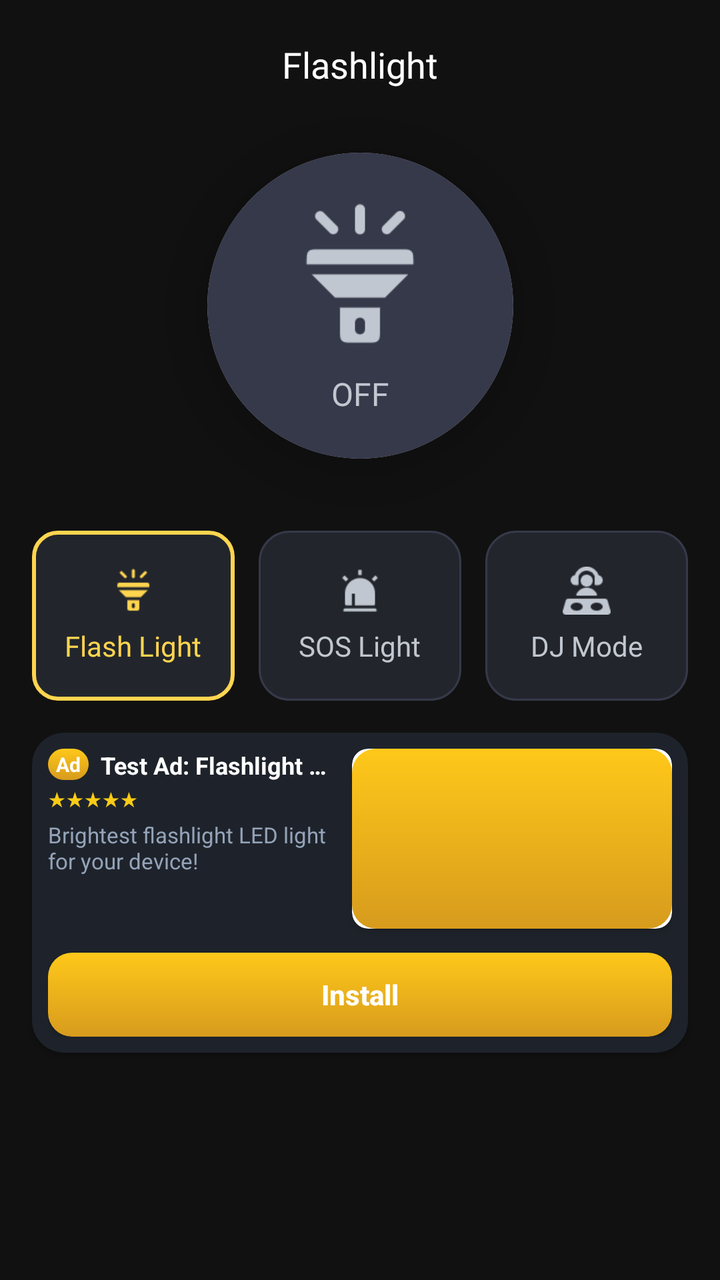
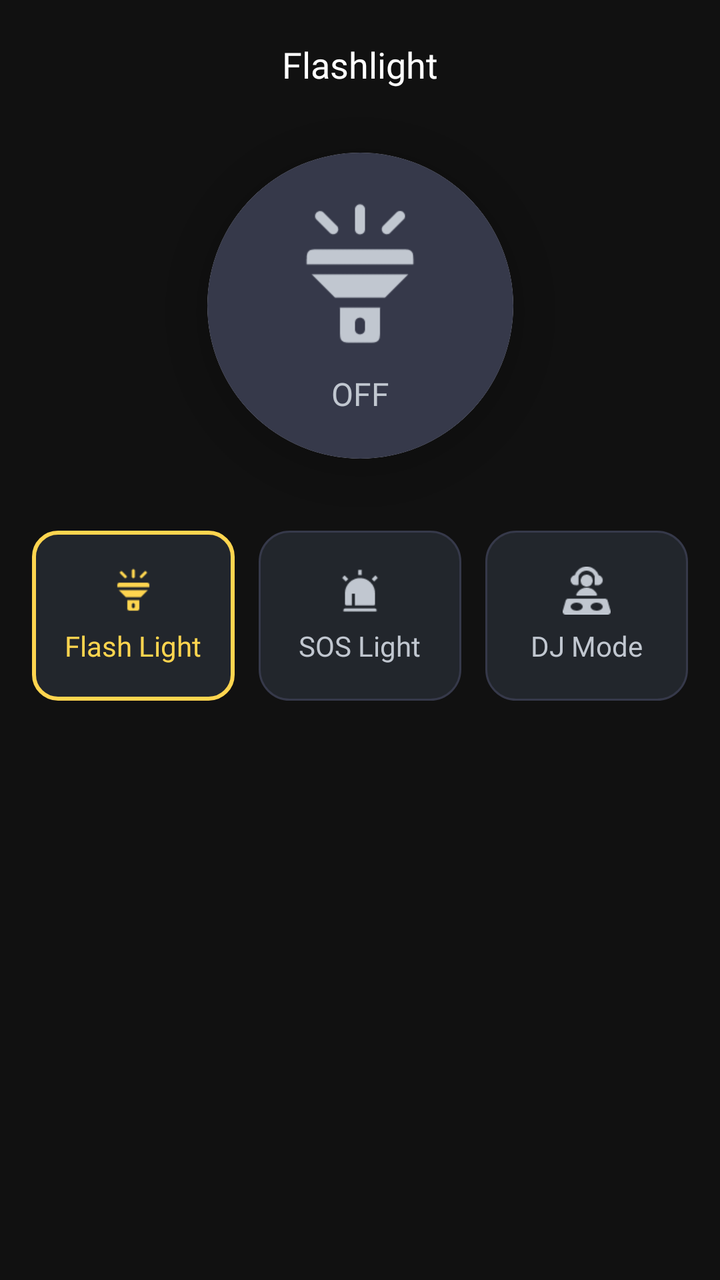

Compare the two renders of this Android layout. The source of the first and the diff that turns it into the second are given below.
<!-- AndroidManifest.xml: application theme Theme.Flashlight -->
<!-- res/layout/fragment_flashlight.xml -->
<?xml version="1.0" encoding="utf-8"?>
<androidx.constraintlayout.widget.ConstraintLayout
    xmlns:android="http://schemas.android.com/apk/res/android"
    xmlns:app="http://schemas.android.com/apk/res-auto"
    xmlns:tools="http://schemas.android.com/tools"
    android:layout_width="match_parent"
    android:layout_height="match_parent"
    android:background="#111111">

    
    <TextView
        android:id="@+id/tvTitle"
        android:layout_width="wrap_content"
        android:layout_height="wrap_content"
        android:layout_marginTop="20dp"
        android:text="Flashlight"
        android:textColor="#FFFFFF"
        android:textSize="18sp"
        android:fontFamily="@font/plus_jakarta_sans_semibold"
        app:layout_constraintEnd_toEndOf="parent"
        app:layout_constraintStart_toStartOf="parent"
        app:layout_constraintTop_toTopOf="parent" />

    
    <androidx.cardview.widget.CardView
        android:id="@+id/btnPower"
        android:layout_width="@dimen/_153dp"
        android:layout_height="@dimen/_153dp"
        android:layout_marginTop="32dp"
        android:clickable="true"
        android:focusable="true"
        android:foreground="?attr/selectableItemBackgroundBorderless"
        app:cardCornerRadius="80dp"
        app:cardElevation="10dp"
        app:layout_constraintEnd_toEndOf="parent"
        app:layout_constraintStart_toStartOf="parent"
        app:layout_constraintTop_toBottomOf="@id/tvTitle">

        <LinearLayout
            android:id="@+id/powerBackground"
            android:layout_width="@dimen/_153dp"
            android:layout_height="@dimen/_153dp"
            android:background="#36394A"
            android:gravity="center"
            android:orientation="vertical">

            <ImageView
                android:id="@+id/ivPowerIcon"
                android:layout_width="80dp"
                android:layout_height="80dp"
                android:src="@drawable/ic_flash_off"
                app:tint="@color/bg_no_select_btn" />

            <TextView
                android:id="@+id/tvPowerStatus"
                android:layout_width="wrap_content"
                android:layout_height="wrap_content"
                android:layout_marginTop="8dp"
                android:text="OFF"
                android:fontFamily="@font/plus_jakarta_sans_semibold"
                android:textColor="@color/bg_no_select_btn"
                android:textSize="16sp" />
        </LinearLayout>
    </androidx.cardview.widget.CardView>

    
    <LinearLayout
        android:id="@+id/layoutModes"
        android:layout_width="match_parent"
        android:layout_height="wrap_content"
        android:layout_marginStart="16dp"
        android:layout_marginTop="36dp"
        android:layout_marginEnd="16dp"
        android:baselineAligned="false"
        android:orientation="horizontal"
        android:weightSum="3"
        app:layout_constraintTop_toBottomOf="@id/btnPower">

        
        <LinearLayout
            android:id="@+id/btnModeFlash"
            android:layout_width="0dp"
            android:layout_height="85dp"
            android:layout_marginEnd="8dp"
            android:layout_weight="1"
            android:background="@drawable/bg_btn_flash"
            android:gravity="center"
            android:orientation="vertical">

            <ImageView
                android:id="@+id/ivModeFlash"
                android:layout_width="24dp"
                android:layout_height="24dp"
                android:src="@drawable/ic_flash_mini"
                app:tint="@color/bg_yellow_switch" />

            <TextView
                android:id="@+id/tvModeFlash"
                android:layout_width="wrap_content"
                android:layout_height="wrap_content"
                android:layout_marginTop="6dp"
                android:text="Flash Light"
                android:fontFamily="@font/plus_jakarta_sans_medium"
                android:textColor="@color/bg_yellow_switch"
                android:textSize="14sp" />
        </LinearLayout>

        
        <LinearLayout
            android:id="@+id/btnModeSos"
            android:layout_width="0dp"
            android:layout_height="85dp"
            android:layout_marginHorizontal="4dp"
            android:layout_weight="1"
            android:background="@drawable/bg_no_internet_card"
            android:gravity="center"
            android:orientation="vertical">

            <ImageView
                android:id="@+id/ivModeSos"
                android:layout_width="24dp"
                android:layout_height="24dp"
                android:src="@drawable/ic_sos"
                app:tint="@color/bg_no_select_btn" />

            <TextView
                android:id="@+id/tvModeSos"
                android:layout_width="wrap_content"
                android:layout_height="wrap_content"
                android:layout_marginTop="6dp"
                android:text="SOS Light"
                android:fontFamily="@font/plus_jakarta_sans_medium"
                android:textColor="@color/bg_no_select_btn"
                android:textSize="14sp" />
        </LinearLayout>

        
        <LinearLayout
            android:id="@+id/btnModeDj"
            android:layout_width="0dp"
            android:layout_height="85dp"
            android:layout_marginStart="8dp"
            android:layout_weight="1"
            android:background="@drawable/bg_no_internet_card"
            android:gravity="center"
            android:orientation="vertical">

            <ImageView
                android:id="@+id/ivModeDj"
                android:layout_width="24dp"
                android:layout_height="24dp"
                android:src="@drawable/ic_dj_mode"
                app:tint="@color/bg_no_select_btn" />

            <TextView
                android:id="@+id/tvModeDj"
                android:layout_width="wrap_content"
                android:layout_height="wrap_content"
                android:layout_marginTop="6dp"
                android:text="DJ Mode"
                android:fontFamily="@font/plus_jakarta_sans_medium"
                android:textColor="@color/bg_no_select_btn"
                android:textSize="14sp" />
        </LinearLayout>
    </LinearLayout>

    
    <androidx.cardview.widget.CardView
        android:id="@+id/cardNativeAd"
        android:layout_width="0dp"
        android:layout_height="wrap_content"
        android:layout_margin="16dp"
        app:cardBackgroundColor="#1E232B"
        app:cardCornerRadius="16dp"
        app:cardElevation="2dp"
        app:layout_constraintEnd_toEndOf="parent"
        app:layout_constraintStart_toStartOf="parent"
        app:layout_constraintTop_toBottomOf="@id/layoutModes">

        <androidx.constraintlayout.widget.ConstraintLayout
            android:layout_width="match_parent"
            android:layout_height="wrap_content"
            android:padding="8dp"
            tools:ignore="RtlSymmetry">

            
            <TextView
                android:id="@+id/tvAdTag"
                android:layout_width="wrap_content"
                android:layout_height="wrap_content"
                android:background="@drawable/bg_yelllow_btn"
                android:paddingHorizontal="4dp"
                android:paddingVertical="1dp"
                android:text="Ad"
                android:textColor="#FFFFFF"
                android:textSize="10sp"
                android:textStyle="bold"
                app:layout_constraintStart_toStartOf="parent"
                app:layout_constraintTop_toTopOf="parent" />

            <TextView
                android:id="@+id/tvAdHeadline"
                android:layout_width="0dp"
                android:layout_height="wrap_content"
                android:layout_marginStart="6dp"
                android:layout_marginEnd="8dp"
                android:ellipsize="end"
                android:maxLines="1"
                android:text="Test Ad: Flashlight App"
                android:textColor="#FFFFFF"
                android:textSize="12sp"
                android:textStyle="bold"
                app:layout_constraintBottom_toBottomOf="@id/tvAdTag"
                app:layout_constraintEnd_toStartOf="@id/ivAdMedia"
                app:layout_constraintStart_toEndOf="@id/tvAdTag"
                app:layout_constraintTop_toTopOf="@id/tvAdTag" />

            <TextView
                android:id="@+id/tvAdRating"
                android:layout_width="0dp"
                android:layout_height="wrap_content"
                android:layout_marginTop="2dp"
                android:text="★★★★★"
                android:textColor="#FACC15"
                android:textSize="10sp"
                app:layout_constraintEnd_toEndOf="@id/tvAdHeadline"
                app:layout_constraintStart_toStartOf="parent"
                app:layout_constraintTop_toBottomOf="@id/tvAdTag" />

            <TextView
                android:id="@+id/tvAdBody"
                android:layout_width="0dp"
                android:layout_height="wrap_content"
                android:layout_marginTop="4dp"
                android:ellipsize="end"
                android:maxLines="3"
                android:text="Brightest flashlight LED light for your device!"
                android:textColor="#94A3B8"
                android:textSize="11sp"
                app:layout_constraintEnd_toEndOf="@id/tvAdHeadline"
                app:layout_constraintStart_toStartOf="parent"
                app:layout_constraintTop_toBottomOf="@id/tvAdRating" />

            
            <androidx.cardview.widget.CardView
                android:id="@+id/ivAdMedia"
                android:layout_width="160dp"
                android:layout_height="90dp"
                app:cardCornerRadius="8dp"
                app:layout_constraintEnd_toEndOf="parent"
                app:layout_constraintTop_toTopOf="parent">

                <ImageView
                    android:layout_width="match_parent"
                    android:layout_height="match_parent"
                    android:scaleType="centerCrop"
                    android:src="@drawable/bg_yelllow_btn" />
            </androidx.cardview.widget.CardView>

            
            <androidx.appcompat.widget.AppCompatButton
                android:id="@+id/btnAdCta"
                android:layout_width="match_parent"
                android:layout_height="42dp"
                android:layout_marginTop="12dp"
                android:background="@drawable/bg_yelllow_btn"
                android:text="Install"
                android:textAllCaps="false"
                android:textColor="#FFFFFF"
                android:textSize="14sp"
                android:textStyle="bold"
                app:layout_constraintTop_toBottomOf="@id/ivAdMedia" />
        </androidx.constraintlayout.widget.ConstraintLayout>
    </androidx.cardview.widget.CardView>

</androidx.constraintlayout.widget.ConstraintLayout>
<!-- resources referenced by this layout -->
<resources>
  <color name="bg_no_select_btn">#FFC1C7D0</color>
  <color name="bg_yellow_switch">#FFFFD54F</color>
  <dimen name="_153dp">153dp</dimen>
  <!-- drawable bg_btn_flash (drawable) -->
  <?xml version="1.0" encoding="utf-8"?>
  <shape xmlns:android="http://schemas.android.com/apk/res/android"
      android:shape="rectangle">
  
      
      <solid android:color="#22262C" />
  
      
      <corners android:radius="12dp"/>
  
      <stroke android:width="2dp"
          android:color="@color/bg_yellow_switch"/>
  
  </shape>
  <!-- drawable bg_no_internet_card (drawable) -->
  <?xml version="1.0" encoding="utf-8"?>
  <shape xmlns:android="http://schemas.android.com/apk/res/android"
      android:shape="rectangle">
  
      
      <solid android:color="#22262C" />
  
      
      <corners android:radius="15dp"/>
  
      <stroke
          android:color="#36394A"
          android:width="1dp"/>
  
  </shape>
  <!-- drawable bg_yelllow_btn (drawable) -->
  <?xml version="1.0" encoding="utf-8"?>
  <shape xmlns:android="http://schemas.android.com/apk/res/android">
      <gradient
          android:angle="270"
          android:startColor="#FFFFC81A"
          android:endColor="#FFD79B1D" />
  
      <corners android:radius="12dp"/>
  </shape>
  <!-- drawable ic_dj_mode: png bitmap (drawable, 1161 bytes) -->
  <!-- drawable ic_flash_mini: png bitmap (drawable, 636 bytes) -->
  <!-- drawable ic_flash_off: png bitmap (drawable, 1862 bytes) -->
  <!-- drawable ic_sos: png bitmap (drawable, 783 bytes) -->
  <style name="Theme.Flashlight" parent="Theme.MaterialComponents.DayNight.NoActionBar">
          
          <item name="colorPrimary">@color/purple_500</item>
          <item name="colorPrimaryVariant">@color/purple_700</item>
          <item name="colorOnPrimary">@color/white</item>
          
          <item name="colorSecondary">@color/teal_200</item>
          <item name="colorSecondaryVariant">@color/teal_700</item>
          <item name="colorOnSecondary">@color/black</item>
          
          <item name="android:statusBarColor">@android:color/transparent</item>
          <item name="android:navigationBarColor">@android:color/transparent</item>
          <item name="android:windowLightStatusBar">false</item>
      </style>
  <color name="purple_500">#FF6200EE</color>
  <color name="purple_700">#FF3700B3</color>
  <color name="white">#FFFFFFFF</color>
  <color name="teal_200">#FF03DAC5</color>
  <color name="teal_700">#FF018786</color>
  <color name="black">#FF000000</color>
</resources>

<!-- the commit's change to res/layout/fragment_flashlight.xml (unified diff, before → after) -->
@@ -81,7 +81,7 @@
             android:id="@+id/btnModeFlash"
             android:layout_width="0dp"
             android:layout_height="85dp"
-            android:layout_marginEnd="8dp"
+            android:layout_marginEnd="12dp"
             android:layout_weight="1"
             android:background="@drawable/bg_btn_flash"
             android:gravity="center"
@@ -110,7 +110,7 @@
             android:id="@+id/btnModeSos"
             android:layout_width="0dp"
             android:layout_height="85dp"
-            android:layout_marginHorizontal="4dp"
+            android:layout_marginEnd="12dp"
             android:layout_weight="1"
             android:background="@drawable/bg_no_internet_card"
             android:gravity="center"
@@ -139,7 +139,6 @@
             android:id="@+id/btnModeDj"
             android:layout_width="0dp"
             android:layout_height="85dp"
-            android:layout_marginStart="8dp"
             android:layout_weight="1"
             android:background="@drawable/bg_no_internet_card"
             android:gravity="center"
@@ -165,112 +164,136 @@
     </LinearLayout>
 
     
-    <androidx.cardview.widget.CardView
-        android:id="@+id/cardNativeAd"
+    <FrameLayout
+        android:id="@+id/nativeAdContainer"
         android:layout_width="0dp"
         android:layout_height="wrap_content"
-        android:layout_margin="16dp"
-        app:cardBackgroundColor="#1E232B"
-        app:cardCornerRadius="16dp"
-        app:cardElevation="2dp"
+        android:layout_marginHorizontal="@dimen/_16dp"
+        android:layout_marginTop="@dimen/_48dp"
+        android:background="@color/transparent"
+        android:visibility="gone"
         app:layout_constraintEnd_toEndOf="parent"
         app:layout_constraintStart_toStartOf="parent"
         app:layout_constraintTop_toBottomOf="@id/layoutModes">
 
-        <androidx.constraintlayout.widget.ConstraintLayout
+        <include
+            android:id="@+id/shimmerContainerNative"
+            layout="@layout/loading_native_ad_view_collapsible"
+            android:layout_width="match_parent"
+            android:layout_height="wrap_content" />
+    </FrameLayout>
+
+</androidx.constraintlayout.widget.ConstraintLayout>
+<!-- res/layout/loading_native_ad_view_collapsible.xml (included above) -->
+<?xml version="1.0" encoding="utf-8"?>
+<com.facebook.shimmer.ShimmerFrameLayout
+    xmlns:android="http://schemas.android.com/apk/res/android"
+    xmlns:app="http://schemas.android.com/apk/res-auto"
+    android:id="@+id/shimmerContainerNative"
+    android:layout_width="match_parent"
+    android:layout_height="wrap_content"
+    android:layout_margin="4dp"
+    android:visibility="visible">
+
+    <com.google.android.material.card.MaterialCardView
+        android:layout_width="match_parent"
+        android:layout_height="wrap_content"
+        app:cardBackgroundColor="#1D1F2B"
+        app:cardCornerRadius="14dp"
+        app:cardElevation="0dp"
+        app:strokeColor="#666D80"
+        app:strokeWidth="1dp">
+
+        <LinearLayout
             android:layout_width="match_parent"
             android:layout_height="wrap_content"
-            android:padding="8dp"
-            tools:ignore="RtlSymmetry">
+            android:orientation="vertical"
+            android:padding="12dp">
 
             
-            <TextView
-                android:id="@+id/tvAdTag"
-                android:layout_width="wrap_content"
-                android:layout_height="wrap_content"
-                android:background="@drawable/bg_yelllow_btn"
-                android:paddingHorizontal="4dp"
-                android:paddingVertical="1dp"
-                android:text="Ad"
-                android:textColor="#FFFFFF"
-                android:textSize="10sp"
-                android:textStyle="bold"
-                app:layout_constraintStart_toStartOf="parent"
-                app:layout_constraintTop_toTopOf="parent" />
-
-            <TextView
-                android:id="@+id/tvAdHeadline"
-                android:layout_width="0dp"
-                android:layout_height="wrap_content"
-                android:layout_marginStart="6dp"
-                android:layout_marginEnd="8dp"
-                android:ellipsize="end"
-                android:maxLines="1"
-                android:text="Test Ad: Flashlight App"
-                android:textColor="#FFFFFF"
-                android:textSize="12sp"
-                android:textStyle="bold"
-                app:layout_constraintBottom_toBottomOf="@id/tvAdTag"
-                app:layout_constraintEnd_toStartOf="@id/ivAdMedia"
-                app:layout_constraintStart_toEndOf="@id/tvAdTag"
-                app:layout_constraintTop_toTopOf="@id/tvAdTag" />
-
-            <TextView
-                android:id="@+id/tvAdRating"
-                android:layout_width="0dp"
-                android:layout_height="wrap_content"
-                android:layout_marginTop="2dp"
-                android:text="★★★★★"
-                android:textColor="#FACC15"
-                android:textSize="10sp"
-                app:layout_constraintEnd_toEndOf="@id/tvAdHeadline"
-                app:layout_constraintStart_toStartOf="parent"
-                app:layout_constraintTop_toBottomOf="@id/tvAdTag" />
-
-            <TextView
-                android:id="@+id/tvAdBody"
-                android:layout_width="0dp"
-                android:layout_height="wrap_content"
-                android:layout_marginTop="4dp"
-                android:ellipsize="end"
-                android:maxLines="3"
-                android:text="Brightest flashlight LED light for your device!"
-                android:textColor="#94A3B8"
-                android:textSize="11sp"
-                app:layout_constraintEnd_toEndOf="@id/tvAdHeadline"
-                app:layout_constraintStart_toStartOf="parent"
-                app:layout_constraintTop_toBottomOf="@id/tvAdRating" />
+            <View
+                android:id="@+id/mediaView"
+                android:layout_width="match_parent"
+                android:layout_height="120dp"
+                android:background="@color/home_shimmer_color" />
 
             
-            <androidx.cardview.widget.CardView
-                android:id="@+id/ivAdMedia"
-                android:layout_width="160dp"
-                android:layout_height="90dp"
-                app:cardCornerRadius="8dp"
-                app:layout_constraintEnd_toEndOf="parent"
-                app:layout_constraintTop_toTopOf="parent">
-
-                <ImageView
-                    android:layout_width="match_parent"
-                    android:layout_height="match_parent"
-                    android:scaleType="centerCrop"
-                    android:src="@drawable/bg_yelllow_btn" />
-            </androidx.cardview.widget.CardView>
+            <LinearLayout
+                android:layout_width="match_parent"
+                android:layout_height="wrap_content"
+                android:layout_marginTop="8dp"
+                android:gravity="center_vertical"
+                android:orientation="horizontal">
+
+                
+                <View
+                    android:id="@+id/ivIcon"
+                    android:layout_width="48dp"
+                    android:layout_height="48dp"
+                    android:background="@color/home_shimmer_color" />
+
+                
+                <LinearLayout
+                    android:layout_width="0dp"
+                    android:layout_height="wrap_content"
+                    android:layout_marginStart="8dp"
+                    android:layout_weight="1"
+                    android:orientation="vertical">
+
+                    
+                    <LinearLayout
+                        android:layout_width="match_parent"
+                        android:layout_height="wrap_content"
+                        android:gravity="center_vertical"
+                        android:orientation="horizontal">
+
+                        
+                        <View
+                            android:id="@+id/tvAdAttribution"
+                            android:layout_width="28dp"
+                            android:layout_height="20dp"
+                            android:background="@color/home_shimmer_color" />
+
+                        
+                        <View
+                            android:id="@+id/tvHeadline"
+                            android:layout_width="0dp"
+                            android:layout_height="14dp"
+                            android:layout_marginStart="6dp"
+                            android:layout_weight="1"
+                            android:background="@color/home_shimmer_color" />
+
+                    </LinearLayout>
+
+                    
+                    <LinearLayout
+                        android:layout_width="match_parent"
+                        android:layout_height="wrap_content"
+                        android:layout_marginTop="6dp"
+                        android:orientation="vertical">
+
+                        <View
+                            android:id="@+id/tvBody"
+                            android:layout_width="match_parent"
+                            android:layout_height="10dp"
+                            android:background="@color/home_shimmer_color" />
+
+                    </LinearLayout>
+
+                </LinearLayout>
+
+            </LinearLayout>
 
             
-            <androidx.appcompat.widget.AppCompatButton
-                android:id="@+id/btnAdCta"
+            <View
+                android:id="@+id/btnCallToAction"
                 android:layout_width="match_parent"
-                android:layout_height="42dp"
-                android:layout_marginTop="12dp"
-                android:background="@drawable/bg_yelllow_btn"
-                android:text="Install"
-                android:textAllCaps="false"
-                android:textColor="#FFFFFF"
-                android:textSize="14sp"
-                android:textStyle="bold"
-                app:layout_constraintTop_toBottomOf="@id/ivAdMedia" />
-        </androidx.constraintlayout.widget.ConstraintLayout>
-    </androidx.cardview.widget.CardView>
-
-</androidx.constraintlayout.widget.ConstraintLayout>
+                android:layout_height="44dp"
+                android:layout_marginTop="16dp"
+                android:background="@color/home_shimmer_color" />
+
+        </LinearLayout>
+
+    </com.google.android.material.card.MaterialCardView>
+
+</com.facebook.shimmer.ShimmerFrameLayout>
<!-- resource entries referenced after the edit -->
@@ -2,7 +2,11 @@
 <resources>
   <color name="bg_no_select_btn">#FFC1C7D0</color>
   <color name="bg_yellow_switch">#FFFFD54F</color>
+  <color name="home_shimmer_color">#C3C3C3</color>
+  <color name="transparent">#00000000</color>
   <dimen name="_153dp">153dp</dimen>
+  <dimen name="_16dp">16dp</dimen>
+  <dimen name="_48dp">48dp</dimen>
   <!-- drawable bg_btn_flash (drawable) -->
   <?xml version="1.0" encoding="utf-8"?>
   <shape xmlns:android="http://schemas.android.com/apk/res/android"
@@ -34,16 +38,6 @@
           android:width="1dp"/>
   
   </shape>
-  <!-- drawable bg_yelllow_btn (drawable) -->
-  <?xml version="1.0" encoding="utf-8"?>
-  <shape xmlns:android="http://schemas.android.com/apk/res/android">
-      <gradient
-          android:angle="270"
-          android:startColor="#FFFFC81A"
-          android:endColor="#FFD79B1D" />
-  
-      <corners android:radius="12dp"/>
-  </shape>
   <!-- drawable ic_dj_mode: png bitmap (drawable, 1161 bytes) -->
   <!-- drawable ic_flash_mini: png bitmap (drawable, 636 bytes) -->
   <!-- drawable ic_flash_off: png bitmap (drawable, 1862 bytes) -->
